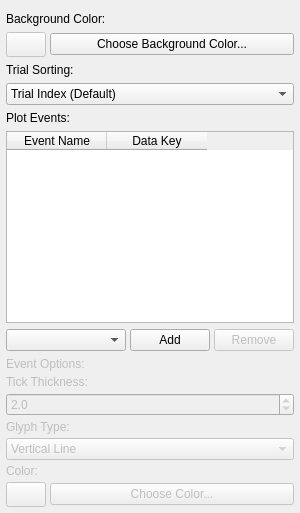
Qt form src/WhiskerToolbox/Plots/EventPlotWidget/UI/EventPlotPropertiesWidget.ui (paulmthompson/WhiskerToolbox) before a commit.
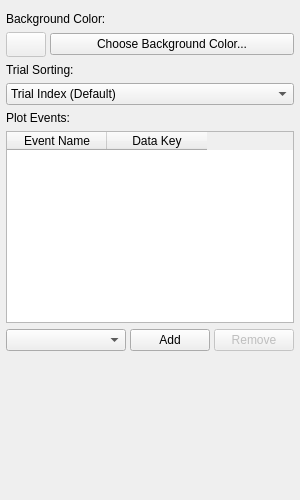
The same form after that commit.

Commit message: can have multiple options for plotting in eventplotwidget

```diff
--- a/src/WhiskerToolbox/Plots/EventPlotWidget/UI/EventPlotPropertiesWidget.ui
+++ b/src/WhiskerToolbox/Plots/EventPlotWidget/UI/EventPlotPropertiesWidget.ui
@@ -224,167 +224,7 @@
      </layout>
     </widget>
    </item>
-   <item>
-    <widget class="QWidget" name="event_options_widget" native="true">
-     <property name="enabled">
-      <bool>false</bool>
-     </property>
-     <layout class="QVBoxLayout" name="event_options_layout">
-      <property name="spacing">
-       <number>4</number>
-      </property>
-      <property name="leftMargin">
-       <number>0</number>
-      </property>
-      <property name="topMargin">
-       <number>0</number>
-      </property>
-      <property name="rightMargin">
-       <number>0</number>
-      </property>
-      <property name="bottomMargin">
-       <number>0</number>
-      </property>
-      <item>
-       <widget class="QLabel" name="event_options_label">
-        <property name="text">
-         <string>Event Options:</string>
-        </property>
-       </widget>
-      </item>
-      <item>
-       <widget class="QLabel" name="tick_thickness_label">
-        <property name="text">
-         <string>Tick Thickness:</string>
-        </property>
-       </widget>
-      </item>
-      <item>
-       <widget class="QDoubleSpinBox" name="tick_thickness_spinbox">
-        <property name="sizePolicy">
-         <sizepolicy hsizetype="Expanding" vsizetype="Fixed">
-          <horstretch>0</horstretch>
-          <verstretch>0</verstretch>
-         </sizepolicy>
-        </property>
-        <property name="decimals">
-         <number>1</number>
-        </property>
-        <property name="minimum">
-         <double>0.10000000000000001</double>
-        </property>
-        <property name="maximum">
-         <double>100.00000000000000</double>
-        </property>
-        <property name="singleStep">
-         <double>0.50000000000000000</double>
-        </property>
-        <property name="value">
-         <double>2.0000000000000000</double>
-        </property>
-       </widget>
-      </item>
-      <item>
-       <widget class="QLabel" name="glyph_type_label">
-        <property name="text">
-         <string>Glyph Type:</string>
-        </property>
-       </widget>
-      </item>
-      <item>
-       <widget class="QComboBox" name="glyph_type_combo">
-        <property name="sizePolicy">
-         <sizepolicy hsizetype="Expanding" vsizetype="Fixed">
-          <horstretch>0</horstretch>
-          <verstretch>0</verstretch>
-         </sizepolicy>
-        </property>
-        <item>
-         <property name="text">
-          <string>Vertical Line</string>
-         </property>
-        </item>
-        <item>
-         <property name="text">
-          <string>Circle</string>
-         </property>
-        </item>
-        <item>
-         <property name="text">
-          <string>Square</string>
-         </property>
-        </item>
-       </widget>
-      </item>
-      <item>
-       <widget class="QLabel" name="color_label">
-        <property name="text">
-         <string>Color:</string>
-        </property>
-       </widget>
-      </item>
-      <item>
-       <widget class="QWidget" name="color_widget" native="true">
-        <layout class="QHBoxLayout" name="color_layout">
-         <property name="spacing">
-          <number>4</number>
-         </property>
-         <property name="leftMargin">
-          <number>0</number>
-         </property>
-         <property name="topMargin">
-          <number>0</number>
-         </property>
-         <property name="rightMargin">
-          <number>0</number>
-         </property>
-         <property name="bottomMargin">
-          <number>0</number>
-         </property>
-         <item>
-          <widget class="QPushButton" name="color_display_button">
-           <property name="sizePolicy">
-            <sizepolicy hsizetype="Fixed" vsizetype="Fixed">
-             <horstretch>0</horstretch>
-             <verstretch>0</verstretch>
-            </sizepolicy>
-           </property>
-           <property name="minimumSize">
-            <size>
-             <width>40</width>
-             <height>25</height>
-            </size>
-           </property>
-           <property name="maximumSize">
-            <size>
-             <width>40</width>
-             <height>25</height>
-            </size>
-           </property>
-           <property name="enabled">
-            <bool>false</bool>
-           </property>
-          </widget>
-         </item>
-         <item>
-          <widget class="QPushButton" name="color_button">
-           <property name="sizePolicy">
-            <sizepolicy hsizetype="Expanding" vsizetype="Fixed">
-             <horstretch>0</horstretch>
-             <verstretch>0</verstretch>
-            </sizepolicy>
-           </property>
-           <property name="text">
-            <string>Choose Color...</string>
-           </property>
-          </widget>
-         </item>
-        </layout>
-       </widget>
-      </item>
-     </layout>
-    </widget>
-   </item>
+   <!-- Glyph style controls are inserted programmatically in a collapsible Section -->
    <item>
     <spacer name="vertical_spacer">
      <property name="orientation">
```
The commit also changes 9 other files.
